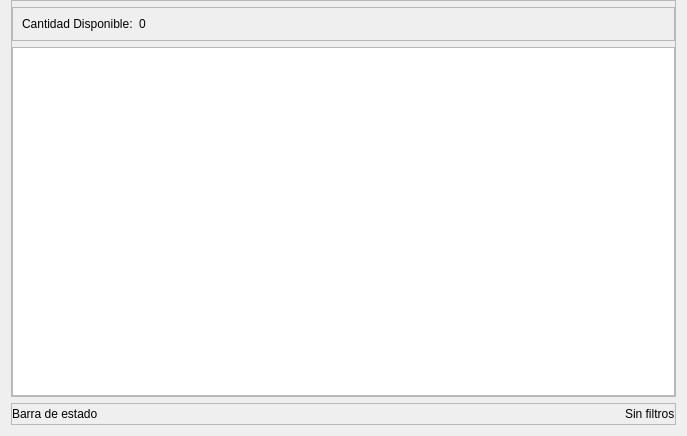
First picture: the form in view/ui/product_sale_management.ui, repository R0land013/blue-pos, before the edit.
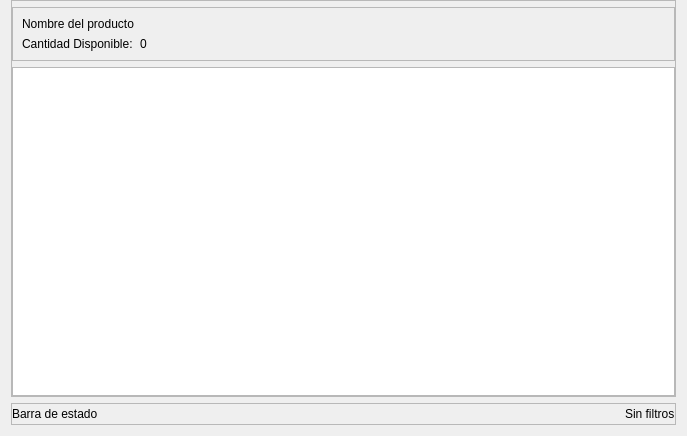
Second picture: the form after the edit.

Commit message: Style: Se muestra el nombre del producto en la vista de gestión de ventas de un producto

What changed in the file:
```diff
--- a/view/ui/product_sale_management.ui
+++ b/view/ui/product_sale_management.ui
@@ -57,7 +57,7 @@
          <enum>QFrame::Raised</enum>
         </property>
         <layout class="QGridLayout" name="gridLayout">
-         <item row="0" column="0">
+         <item row="1" column="0">
           <widget class="QLabel" name="quantity_label">
            <property name="sizePolicy">
             <sizepolicy hsizetype="Maximum" vsizetype="Preferred">
@@ -73,7 +73,7 @@
            </property>
           </widget>
          </item>
-         <item row="0" column="1">
+         <item row="1" column="1">
           <widget class="QLabel" name="quantity_value_label">
            <property name="sizePolicy">
             <sizepolicy hsizetype="Minimum" vsizetype="Preferred">
@@ -86,6 +86,13 @@
            </property>
           </widget>
          </item>
+         <item row="0" column="0">
+          <widget class="QLabel" name="product_name_label">
+           <property name="text">
+            <string>Nombre del producto</string>
+           </property>
+          </widget>
+         </item>
         </layout>
        </widget>
       </item>
```
The commit also changes 2 other files.
